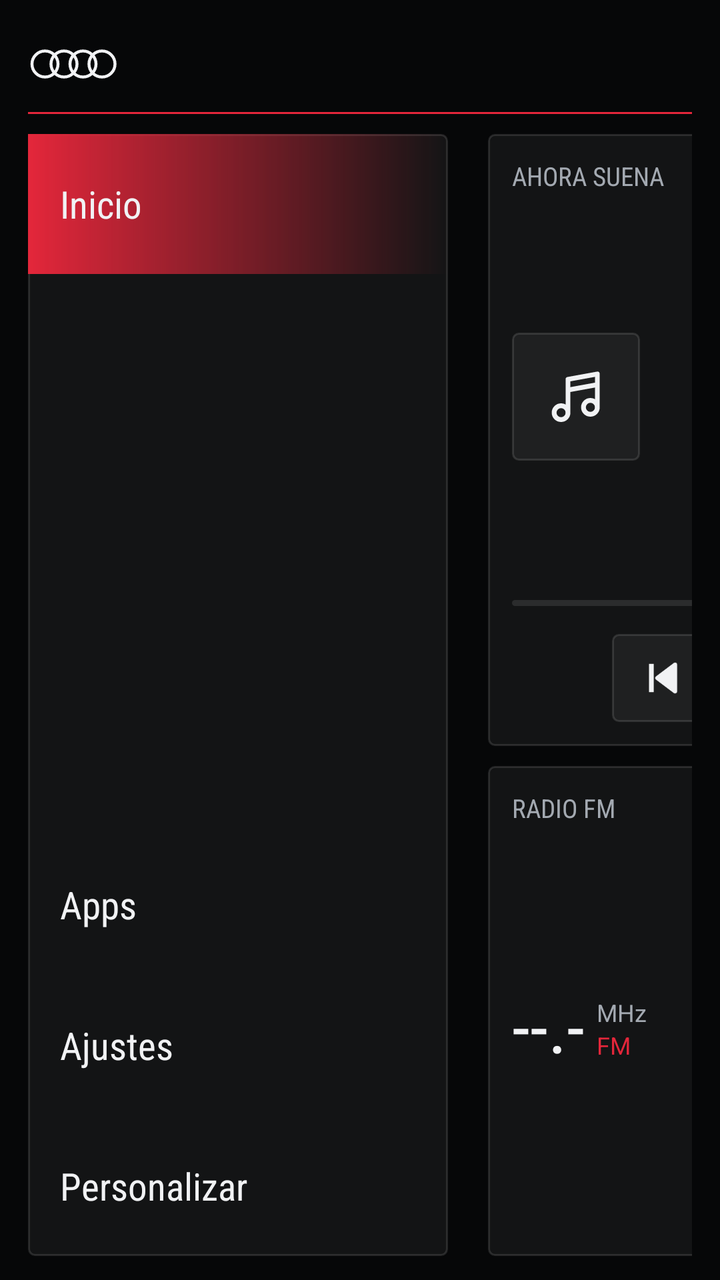
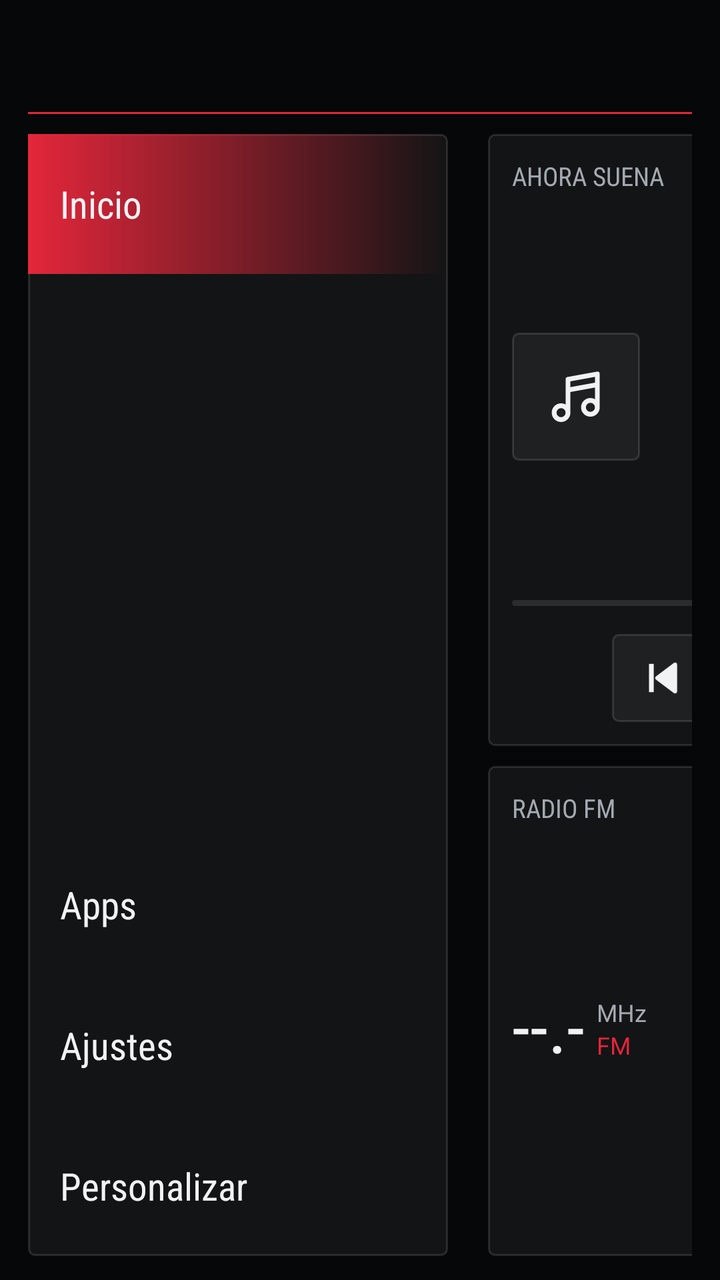

The first picture is an Android layout as it rendered before a commit; the second is the same layout after the commit. The layout source and the unified diff follow.
<!-- AndroidManifest.xml: application theme Theme.Launcher -->
<!-- res/layout/activity_main_mmi.xml -->
<?xml version="1.0" encoding="utf-8"?>
<LinearLayout xmlns:android="http://schemas.android.com/apk/res/android"
    android:layout_width="match_parent"
    android:layout_height="match_parent"
    android:orientation="vertical"
    android:paddingLeft="14dp"
    android:paddingTop="8dp"
    android:paddingRight="14dp"
    android:paddingBottom="12dp">

    <LinearLayout
        android:layout_width="match_parent"
        android:layout_height="48dp"
        android:gravity="center_vertical"
        android:orientation="horizontal">

        <ImageView
            android:layout_width="46dp"
            android:layout_height="18dp"
            android:importantForAccessibility="no"
            android:src="@drawable/ic_rings" />

        <TextView
            android:id="@+id/time"
            android:layout_width="wrap_content"
            android:layout_height="wrap_content"
            android:layout_marginLeft="16dp"
            android:fontFamily="sans-serif-condensed"
            android:includeFontPadding="false"
            android:textColor="?attr/uiText"
            android:textSize="30sp" />

        <TextView
            android:id="@+id/date"
            android:layout_width="wrap_content"
            android:layout_height="wrap_content"
            android:layout_marginLeft="16dp"
            android:fontFamily="sans-serif-condensed"
            android:textColor="?attr/uiText2"
            android:textSize="15sp" />

        <Space
            android:layout_width="0dp"
            android:layout_height="1dp"
            android:layout_weight="1" />

        <TextView
            android:id="@+id/reminderPill"
            android:layout_width="wrap_content"
            android:layout_height="wrap_content"
            android:layout_marginRight="16dp"
            android:fontFamily="sans-serif-condensed"
            android:textColor="?attr/uiAccent"
            android:textSize="15sp"
            android:visibility="gone" />

        <LinearLayout
            android:id="@+id/locationPill"
            android:layout_width="wrap_content"
            android:layout_height="wrap_content"
            android:layout_marginRight="16dp"
            android:orientation="horizontal"
            android:visibility="gone">

            <TextView
                android:id="@+id/city"
                android:layout_width="wrap_content"
                android:layout_height="wrap_content"
                android:fontFamily="sans-serif-condensed"
                android:textColor="?attr/uiText2"
                android:textSize="15sp" />
        </LinearLayout>

        <TextView
            android:id="@+id/greeting"
            android:layout_width="wrap_content"
            android:layout_height="wrap_content"
            android:fontFamily="sans-serif-condensed"
            android:textColor="?attr/uiText"
            android:textSize="16sp" />
    </LinearLayout>

    <View
        android:layout_width="match_parent"
        android:layout_height="1dp"
        android:background="?attr/uiAccent" />

    <LinearLayout
        android:layout_width="match_parent"
        android:layout_height="0dp"
        android:layout_marginTop="10dp"
        android:layout_weight="1"
        android:orientation="horizontal">

        
        <LinearLayout
            android:layout_width="210dp"
            android:layout_height="match_parent"
            android:background="@drawable/mmi_panel"
            android:orientation="vertical">

            <TextView
                android:id="@+id/btnHome"
                style="@style/MmiRow"
                android:layout_width="match_parent"
                android:layout_height="0dp"
                android:layout_weight="1"
                android:background="@drawable/mmi_row_on"
                android:text="@string/cd_home" />

            <TextView
                android:id="@+id/slot0"
                style="@style/MmiRow"
                android:layout_width="match_parent"
                android:layout_height="0dp"
                android:layout_weight="1"
                android:background="@drawable/mmi_row" />

            <TextView
                android:id="@+id/slot1"
                style="@style/MmiRow"
                android:layout_width="match_parent"
                android:layout_height="0dp"
                android:layout_weight="1"
                android:background="@drawable/mmi_row" />

            <TextView
                android:id="@+id/slot2"
                style="@style/MmiRow"
                android:layout_width="match_parent"
                android:layout_height="0dp"
                android:layout_weight="1"
                android:background="@drawable/mmi_row" />

            <TextView
                android:id="@+id/slot3"
                style="@style/MmiRow"
                android:layout_width="match_parent"
                android:layout_height="0dp"
                android:layout_weight="1"
                android:background="@drawable/mmi_row" />

            <TextView
                android:id="@+id/btnApps"
                style="@style/MmiRow"
                android:layout_width="match_parent"
                android:layout_height="0dp"
                android:layout_weight="1"
                android:background="@drawable/mmi_row"
                android:text="@string/cd_apps" />

            <TextView
                android:id="@+id/btnSettings"
                style="@style/MmiRow"
                android:layout_width="match_parent"
                android:layout_height="0dp"
                android:layout_weight="1"
                android:background="@drawable/mmi_row"
                android:text="@string/cd_settings" />

            <TextView
                android:id="@+id/btnCustomize"
                style="@style/MmiRow"
                android:layout_width="match_parent"
                android:layout_height="0dp"
                android:layout_weight="1"
                android:background="@drawable/mmi_row"
                android:text="@string/cd_customize" />

        </LinearLayout>

        
        <LinearLayout
            android:layout_width="0dp"
            android:layout_height="match_parent"
            android:layout_marginLeft="10dp"
            android:layout_weight="1"
            android:background="@drawable/mmi_panel"
            android:orientation="vertical"
            android:padding="12dp">

            <TextView
                android:id="@+id/carTitle"
                android:layout_width="wrap_content"
                android:layout_height="wrap_content"
                android:fontFamily="sans-serif-condensed"
                android:includeFontPadding="false"
                android:textColor="?attr/uiText"
                android:textSize="22sp" />

            <TextView
                android:id="@+id/carSub"
                android:layout_width="wrap_content"
                android:layout_height="wrap_content"
                android:fontFamily="sans-serif-condensed"
                android:textColor="?attr/uiText2"
                android:textSize="14sp" />

            <FrameLayout
                android:layout_width="match_parent"
                android:layout_height="0dp"
                android:layout_weight="1">

                <View
                    android:id="@+id/floor"
                    android:layout_width="match_parent"
                    android:layout_height="1dp"
                    android:layout_gravity="center"
                    android:background="@drawable/floor_line" />

                <ImageView
                    android:id="@+id/car"
                    android:layout_width="match_parent"
                    android:layout_height="match_parent"
                    android:importantForAccessibility="no"
                    android:scaleType="fitCenter" />
            </FrameLayout>

            <LinearLayout
                android:layout_width="match_parent"
                android:layout_height="wrap_content"
                android:gravity="center_vertical"
                android:orientation="horizontal">

                <TextView
                    android:id="@+id/speed"
                    android:layout_width="wrap_content"
                    android:layout_height="wrap_content"
                    android:fontFamily="sans-serif-condensed"
                    android:includeFontPadding="false"
                    android:text="0"
                    android:textColor="?attr/uiText"
                    android:textSize="52sp" />

                <TextView
                    android:layout_width="wrap_content"
                    android:layout_height="wrap_content"
                    android:layout_marginLeft="8dp"
                    android:fontFamily="sans-serif-condensed"
                    android:text="@string/kmh"
                    android:textColor="?attr/uiText2"
                    android:textSize="16sp" />

                <LinearLayout
                    android:layout_width="0dp"
                    android:layout_height="wrap_content"
                    android:layout_marginLeft="20dp"
                    android:layout_weight="1"
                    android:orientation="vertical">

                    <ProgressBar
                        android:id="@+id/speedBar"
                        style="@android:style/Widget.ProgressBar.Horizontal"
                        android:layout_width="match_parent"
                        android:layout_height="4dp"
                        android:max="200"
                        android:progressDrawable="@drawable/progress_bar" />

                    <TextView
                        android:id="@+id/noGps"
                        android:layout_width="wrap_content"
                        android:layout_height="wrap_content"
                        android:layout_marginTop="4dp"
                        android:fontFamily="sans-serif-condensed"
                        android:text="@string/no_gps"
                        android:textColor="?attr/uiText2"
                        android:textSize="13sp"
                        android:visibility="invisible" />
                </LinearLayout>
            </LinearLayout>
        </LinearLayout>

        
        <LinearLayout
            android:layout_width="290dp"
            android:layout_height="match_parent"
            android:layout_marginLeft="10dp"
            android:orientation="vertical">

            <LinearLayout
                android:layout_width="match_parent"
                android:layout_height="0dp"
                android:layout_weight="1.25"
                android:background="@drawable/mmi_panel"
                android:orientation="vertical"
                android:padding="12dp">

                <TextView
                    style="@style/MmiLabel"
                    android:layout_width="wrap_content"
                    android:layout_height="wrap_content"
                    android:text="@string/now_playing" />

                <LinearLayout
                    android:layout_width="match_parent"
                    android:layout_height="0dp"
                    android:layout_weight="1"
                    android:gravity="center_vertical"
                    android:orientation="horizontal">

                    <FrameLayout
                        android:layout_width="64dp"
                        android:layout_height="64dp"
                        android:background="@drawable/mmi_panel">

                        <ImageView
                            android:id="@+id/artNote"
                            android:layout_width="32dp"
                            android:layout_height="32dp"
                            android:layout_gravity="center"
                            android:importantForAccessibility="no"
                            android:src="@drawable/ic_music" />

                        <ImageView
                            android:id="@+id/art"
                            android:layout_width="match_parent"
                            android:layout_height="match_parent"
                            android:importantForAccessibility="no"
                            android:scaleType="centerCrop"
                            android:visibility="gone" />
                    </FrameLayout>

                    <LinearLayout
                        android:layout_width="0dp"
                        android:layout_height="wrap_content"
                        android:layout_marginLeft="10dp"
                        android:layout_weight="1"
                        android:orientation="vertical">

                        <TextView
                            android:id="@+id/title"
                            android:layout_width="match_parent"
                            android:layout_height="wrap_content"
                            android:ellipsize="end"
                            android:fontFamily="sans-serif-condensed"
                            android:maxLines="2"
                            android:textColor="?attr/uiText"
                            android:textSize="17sp" />

                        <TextView
                            android:id="@+id/artist"
                            android:layout_width="match_parent"
                            android:layout_height="wrap_content"
                            android:ellipsize="end"
                            android:fontFamily="sans-serif-condensed"
                            android:singleLine="true"
                            android:textColor="?attr/uiText2"
                            android:textSize="14sp" />
                    </LinearLayout>
                </LinearLayout>

                <ProgressBar
                    android:id="@+id/mediaBar"
                    style="@android:style/Widget.ProgressBar.Horizontal"
                    android:layout_width="match_parent"
                    android:layout_height="3dp"
                    android:max="1000"
                    android:progressDrawable="@drawable/progress_bar" />

                <FrameLayout
                    android:layout_width="match_parent"
                    android:layout_height="58dp">

                    <TextView
                        android:id="@+id/posText"
                        android:layout_width="wrap_content"
                        android:layout_height="wrap_content"
                        android:layout_gravity="left|top"
                        android:textColor="?attr/uiText2"
                        android:textSize="11sp" />

                    <TextView
                        android:id="@+id/durText"
                        android:layout_width="wrap_content"
                        android:layout_height="wrap_content"
                        android:layout_gravity="right|top"
                        android:textColor="?attr/uiText2"
                        android:textSize="11sp" />

                    <LinearLayout
                        android:layout_width="wrap_content"
                        android:layout_height="match_parent"
                        android:layout_gravity="center_horizontal"
                        android:gravity="bottom"
                        android:orientation="horizontal">

                        <ImageButton
                            android:id="@+id/btnPrev"
                            style="@style/MmiButton"
                            android:contentDescription="@string/cd_prev"
                            android:src="@drawable/ic_prev" />

                        <ImageButton
                            android:id="@+id/btnPlay"
                            style="@style/MmiButton"
                            android:layout_marginLeft="8dp"
                            android:layout_marginRight="8dp"
                            android:contentDescription="@string/cd_play"
                            android:src="@drawable/ic_play" />

                        <ImageButton
                            android:id="@+id/btnNext"
                            style="@style/MmiButton"
                            android:contentDescription="@string/cd_next"
                            android:src="@drawable/ic_next" />
                    </LinearLayout>
                </FrameLayout>
            </LinearLayout>

            <LinearLayout
                android:id="@+id/radioCard"
                android:layout_width="match_parent"
                android:layout_height="0dp"
                android:layout_marginTop="10dp"
                android:layout_weight="1"
                android:background="@drawable/mmi_panel"
                android:clickable="true"
                android:focusable="true"
                android:orientation="vertical"
                android:padding="12dp">

                <TextView
                    android:id="@+id/radioLabel"
                    style="@style/MmiLabel"
                    android:layout_width="wrap_content"
                    android:layout_height="wrap_content"
                    android:text="@string/radio_fm" />

                <LinearLayout
                    android:layout_width="match_parent"
                    android:layout_height="0dp"
                    android:layout_weight="1"
                    android:gravity="center_vertical"
                    android:orientation="horizontal">

                    <TextView
                        android:id="@+id/radioFreq"
                        android:layout_width="wrap_content"
                        android:layout_height="wrap_content"
                        android:fontFamily="sans-serif-condensed"
                        android:includeFontPadding="false"
                        android:text="--.-"
                        android:textColor="?attr/uiText"
                        android:textSize="36sp" />

                    <LinearLayout
                        android:layout_width="0dp"
                        android:layout_height="wrap_content"
                        android:layout_marginLeft="6dp"
                        android:layout_weight="1"
                        android:orientation="vertical">

                        <TextView
                            android:id="@+id/radioUnit"
                            android:layout_width="wrap_content"
                            android:layout_height="wrap_content"
                            android:text="MHz"
                            android:textColor="?attr/uiText2"
                            android:textSize="12sp" />

                        <TextView
                            android:id="@+id/radioBand"
                            android:layout_width="wrap_content"
                            android:layout_height="wrap_content"
                            android:text="FM"
                            android:textColor="?attr/uiAccent"
                            android:textSize="12sp" />
                    </LinearLayout>

                    <ImageButton
                        android:id="@+id/btnSeekBack"
                        style="@style/MmiButton"
                        android:contentDescription="@string/cd_prev"
                        android:src="@drawable/ic_seek_back" />

                    <ImageButton
                        android:id="@+id/btnSeekFwd"
                        style="@style/MmiButton"
                        android:layout_marginLeft="8dp"
                        android:contentDescription="@string/cd_next"
                        android:src="@drawable/ic_seek_fwd" />
                </LinearLayout>
            </LinearLayout>
        </LinearLayout>
    </LinearLayout>
</LinearLayout>
<!-- resources referenced by this layout -->
<resources>
  <!-- drawable floor_line (drawable) -->
  <?xml version="1.0" encoding="utf-8"?>
  <shape xmlns:android="http://schemas.android.com/apk/res/android" android:shape="rectangle">
      <gradient android:angle="0" android:startColor="#00FFFFFF" android:centerColor="?attr/uiFloor" android:endColor="#00FFFFFF" />
  </shape>
  <!-- drawable ic_play (drawable) -->
  <?xml version="1.0" encoding="utf-8"?>
  <vector xmlns:android="http://schemas.android.com/apk/res/android" android:width="28dp" android:height="28dp" android:viewportWidth="24" android:viewportHeight="24">
  <path android:fillColor="#FFFFFFFF" android:pathData="M8,5.2v13.6c0,0.8 0.9,1.3 1.6,0.8l10.3,-6.8c0.6,-0.4 0.6,-1.3 0,-1.7L9.6,4.4C8.9,3.9 8,4.4 8,5.2z"/>
  </vector>
  <!-- drawable ic_rings (drawable) -->
  <?xml version="1.0" encoding="utf-8"?>
  <vector xmlns:android="http://schemas.android.com/apk/res/android" android:width="46dp" android:height="18dp" android:viewportWidth="92" android:viewportHeight="36">
      <path android:strokeColor="?attr/uiText" android:strokeWidth="3" android:fillColor="#00000000"
          android:pathData="M4,18a13,13 0,1 0,26 0a13,13 0,1 0,-26 0M23,18a13,13 0,1 0,26 0a13,13 0,1 0,-26 0M42,18a13,13 0,1 0,26 0a13,13 0,1 0,-26 0M61,18a13,13 0,1 0,26 0a13,13 0,1 0,-26 0" />
  </vector>
  <!-- drawable mmi_panel (drawable) -->
  <?xml version="1.0" encoding="utf-8"?>
  <shape xmlns:android="http://schemas.android.com/apk/res/android" android:shape="rectangle">
      <solid android:color="?attr/uiGlassFill" />
      <stroke android:width="1dp" android:color="?attr/uiGlassStroke" />
      <corners android:radius="3dp" />
  </shape>
  <!-- drawable mmi_row (drawable) -->
  <?xml version="1.0" encoding="utf-8"?>
  <ripple xmlns:android="http://schemas.android.com/apk/res/android" android:color="?attr/uiAccent">
      <item android:id="@android:id/mask">
          <shape android:shape="rectangle"><solid android:color="#FFFFFFFF" /></shape>
      </item>
  </ripple>
  <!-- drawable mmi_row_on (drawable) -->
  <?xml version="1.0" encoding="utf-8"?>
  <shape xmlns:android="http://schemas.android.com/apk/res/android" android:shape="rectangle">
      <gradient android:angle="0" android:startColor="?attr/uiAccent" android:endColor="#00000000" />
  </shape>
  <string name="cd_apps">Apps</string>
  <string name="cd_customize">Personalizar</string>
  <string name="cd_home">Inicio</string>
  <string name="cd_next">Siguiente</string>
  <string name="cd_play">Reproducir o pausar</string>
  <string name="cd_prev">Anterior</string>
  <string name="cd_settings">Ajustes</string>
  <string name="kmh" translatable="false">km/h</string>
  <string name="no_gps">Sin señal GPS</string>
  <string name="now_playing">AHORA SUENA</string>
  <string name="radio_fm">RADIO FM</string>
  <style name="MmiButton">
          <item name="android:layout_width">50dp</item>
          <item name="android:layout_height">44dp</item>
          <item name="android:background">@drawable/mmi_button</item>
      </style>
  <style name="MmiLabel">
          <item name="android:fontFamily">sans-serif-condensed</item>
          <item name="android:textSize">13sp</item>
          <item name="android:textColor">?attr/uiText2</item>
          <item name="android:textAllCaps">true</item>
      </style>
  <color name="bg">#FF060708</color>
  <color name="accent">#FFE3263A</color>
  <color name="text">#FFF1F2F4</color>
  <color name="text2">#FFA3A9B1</color>
  <color name="glass_fill">#0DFFFFFF</color>
  <color name="glass_stroke">#1FFFFFFF</color>
  <color name="glass_hi">#29FFFFFF</color>
  <color name="track">#1AFFFFFF</color>
  <color name="floor">#2EFFFFFF</color>
  <!-- unchanged entries left out for length: 9 -->
</resources>

<!-- the commit's change to res/layout/activity_main_mmi.xml (unified diff, before → after) -->
@@ -15,10 +15,10 @@
         android:orientation="horizontal">
 
         <ImageView
+            android:id="@+id/logo"
             android:layout_width="46dp"
             android:layout_height="18dp"
-            android:importantForAccessibility="no"
-            android:src="@drawable/ic_rings" />
+            android:importantForAccessibility="no" />
 
         <TextView
             android:id="@+id/time"
@@ -183,6 +183,8 @@
                 android:id="@+id/carTitle"
                 android:layout_width="wrap_content"
                 android:layout_height="wrap_content"
+                android:ellipsize="end"
+                android:singleLine="true"
                 android:fontFamily="sans-serif-condensed"
                 android:includeFontPadding="false"
                 android:textColor="?attr/uiText"
<!-- resource entries referenced after the edit -->
@@ -9,12 +9,6 @@
   <?xml version="1.0" encoding="utf-8"?>
   <vector xmlns:android="http://schemas.android.com/apk/res/android" android:width="28dp" android:height="28dp" android:viewportWidth="24" android:viewportHeight="24">
   <path android:fillColor="#FFFFFFFF" android:pathData="M8,5.2v13.6c0,0.8 0.9,1.3 1.6,0.8l10.3,-6.8c0.6,-0.4 0.6,-1.3 0,-1.7L9.6,4.4C8.9,3.9 8,4.4 8,5.2z"/>
-  </vector>
-  <!-- drawable ic_rings (drawable) -->
-  <?xml version="1.0" encoding="utf-8"?>
-  <vector xmlns:android="http://schemas.android.com/apk/res/android" android:width="46dp" android:height="18dp" android:viewportWidth="92" android:viewportHeight="36">
-      <path android:strokeColor="?attr/uiText" android:strokeWidth="3" android:fillColor="#00000000"
-          android:pathData="M4,18a13,13 0,1 0,26 0a13,13 0,1 0,-26 0M23,18a13,13 0,1 0,26 0a13,13 0,1 0,-26 0M42,18a13,13 0,1 0,26 0a13,13 0,1 0,-26 0M61,18a13,13 0,1 0,26 0a13,13 0,1 0,-26 0" />
   </vector>
   <!-- drawable mmi_panel (drawable) -->
   <?xml version="1.0" encoding="utf-8"?>
